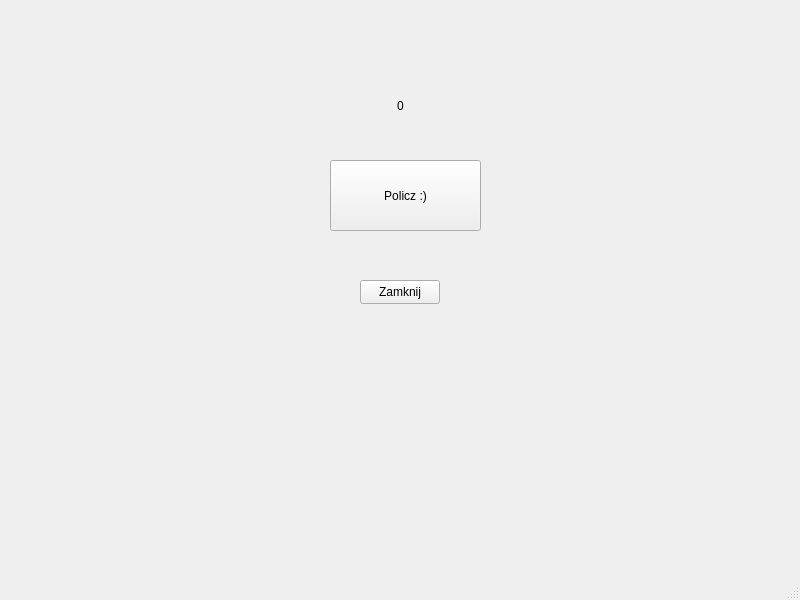
ElNano14/EEEE, file gite/mainwindow.ui: the form before one commit.
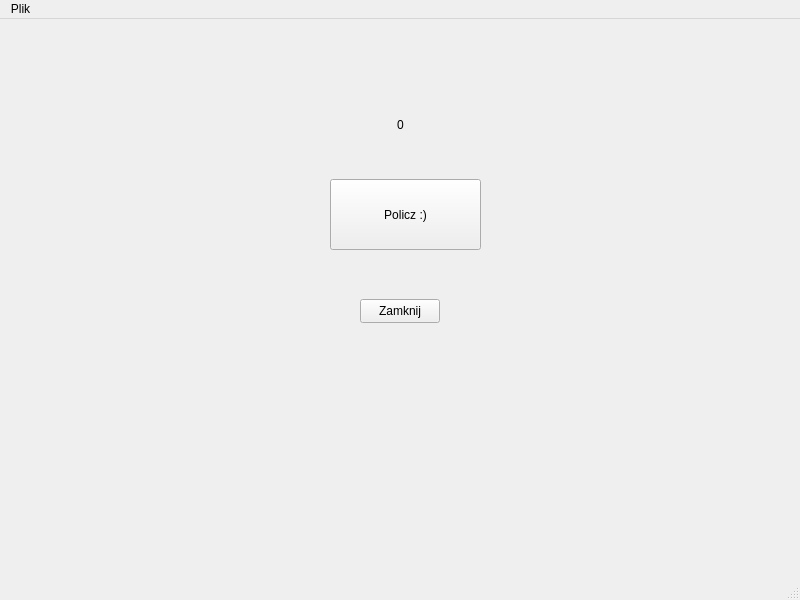
The form after the commit.

```diff
--- a/gite/mainwindow.ui
+++ b/gite/mainwindow.ui
@@ -66,6 +66,16 @@
      <height>21</height>
     </rect>
    </property>
+   <widget class="QMenu" name="menuPlik">
+    <property name="title">
+     <string>Plik</string>
+    </property>
+    <addaction name="actionZamknij"/>
+    <addaction name="separator"/>
+    <addaction name="actionPomoc"/>
+    <addaction name="actionPomoc_2"/>
+   </widget>
+   <addaction name="menuPlik"/>
   </widget>
   <widget class="QStatusBar" name="statusbar"/>
  </widget>
```
Left out of the diff: 15 changed lines with no effect on the pictures.
